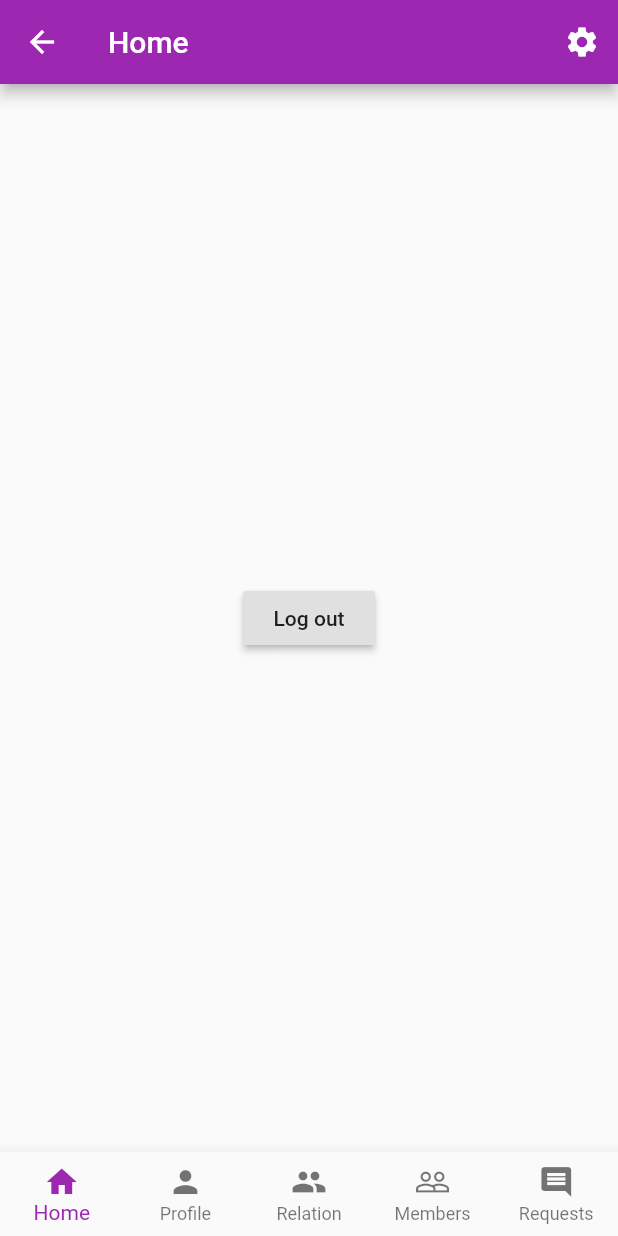
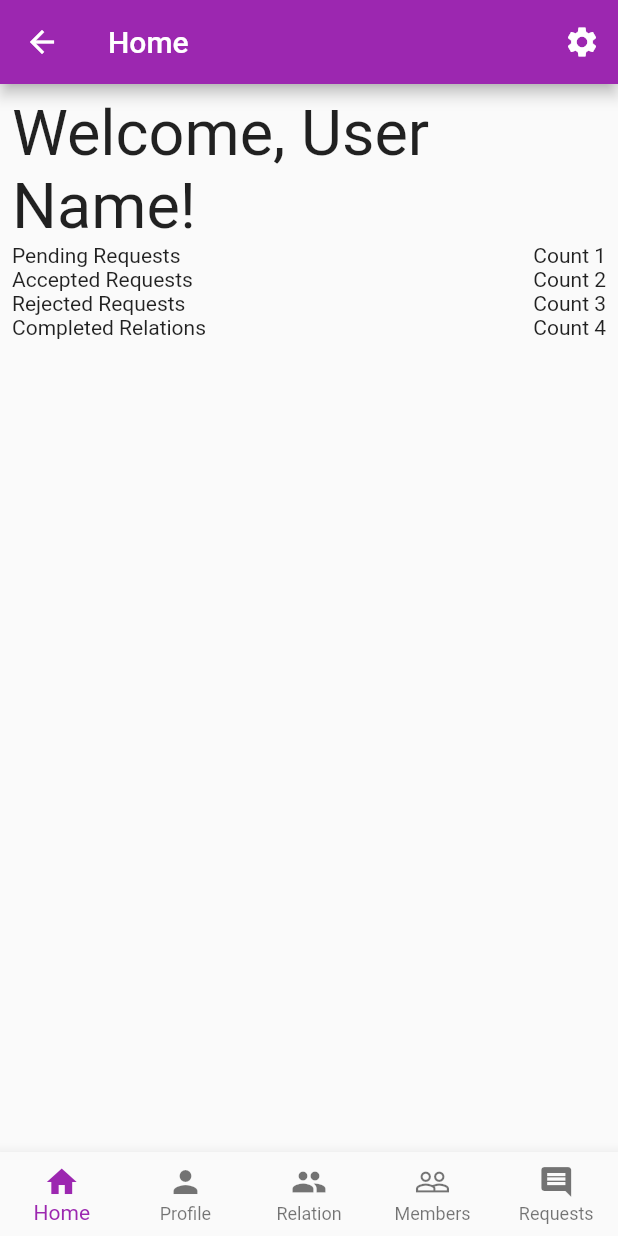
Before and after one commit to anitab-org/mentorship-flutter, a Flutter app: the HomeScreen screen opened directly, on a phone screen of 412 x 824 dp. Run offline on Flutter 3.47's test engine with Material 2 defaults, Android fonts, the phone set to English and light mode, and no system bars; our stand-ins replace bloc, chopper, equatable, flutter_bloc, flutter_secure_storage, toast; accounts and stored records are empty; generated files the repository leaves out were written again.

Commit message:
added simple StatsPage

```diff
--- a/lib/screens/home/home_screen.dart
+++ b/lib/screens/home/home_screen.dart
@@ -1,10 +1,11 @@
 import 'package:flutter/material.dart';
 import 'package:flutter_bloc/flutter_bloc.dart';
+import 'package:logging/logging.dart';
 import 'package:mentorship_client/auth/auth_bloc.dart';
 import 'package:mentorship_client/auth/auth_event.dart';
 import 'package:mentorship_client/screens/home/bloc/bloc.dart';
+import 'package:mentorship_client/screens/home/pages/stats_page.dart';
 import 'package:toast/toast.dart';
-import 'package:logging/logging.dart';
 
 class HomeScreen extends StatelessWidget {
   void _onTapNavbar(int index, BuildContext context) {
@@ -38,7 +39,8 @@ class HomeScreen extends StatelessWidget {
   Widget build(BuildContext context) {
     return BlocProvider<HomeBloc>(
       create: (context) => HomeBloc(),
-      child: BlocBuilder<HomeBloc, HomeState>(builder: (context, state) {
+      child: BlocBuilder<HomeBloc, HomeState>(
+        builder: (context, state) {
           return Scaffold(
             appBar: AppBar(
               actions: [
@@ -47,14 +49,30 @@ class HomeScreen extends StatelessWidget {
               ],
               title: Text(state.title),
             ),
-          body: Center(
-            child: RaisedButton(
+            body: BlocBuilder<HomeBloc, HomeState>(
+              builder: (context, state) {
+                if (state is HomePageStats) {
+                  return Padding(
+                    padding: EdgeInsets.all(8),
+                    child: StatsPage(),
+                  );
+                }
+
+                return Center(
+                  child: Column(
+                    children: [
+                      Text("PAGE TITLE: ${state.title}"),
+                      RaisedButton(
                         child: Text("Log out"),
                         onPressed: () {
                           Toast.show("Logged out!", context);
                           BlocProvider.of<AuthBloc>(context).add(JustLoggedOut());
                         },
+                      )
+                    ],
                   ),
+                );
+              },
             ),
             bottomNavigationBar: BottomNavigationBar(
               onTap: (index) => _onTapNavbar(index, context),
@@ -69,7 +87,8 @@ class HomeScreen extends StatelessWidget {
               ],
             ),
           );
-      }),
+        },
+      ),
     );
   }
 }
--- /dev/null
+++ b/lib/screens/home/pages/stats_page.dart
@@ -0,0 +1,49 @@
+import 'package:flutter/material.dart';
+
+class StatsPage extends StatefulWidget {
+  @override
+  _StatsPageState createState() => _StatsPageState();
+}
+
+class _StatsPageState extends State<StatsPage> {
+  @override
+  Widget build(BuildContext context) {
+    return ListView(
+      children: [
+        Text("Welcome, User Name!", textScaleFactor: 3),
+        Column(
+          children: [
+            Row(
+              mainAxisAlignment: MainAxisAlignment.spaceBetween,
+              children: [
+                Text("Pending Requests"),
+                Text("Count 1"),
+              ],
+            ),
+            Row(
+              mainAxisAlignment: MainAxisAlignment.spaceBetween,
+              children: [
+                Text("Accepted Requests"),
+                Text("Count 2"),
+              ],
+            ),
+            Row(
+              mainAxisAlignment: MainAxisAlignment.spaceBetween,
+              children: [
+                Text("Rejected Requests"),
+                Text("Count 3"),
+              ],
+            ),
+            Row(
+              mainAxisAlignment: MainAxisAlignment.spaceBetween,
+              children: [
+                Text("Completed Relations"),
+                Text("Count 4"),
+              ],
+            ),
+          ],
+        )
+      ],
+    );
+  }
+}
```
Lines whose indentation alone changed are shown as unchanged.
